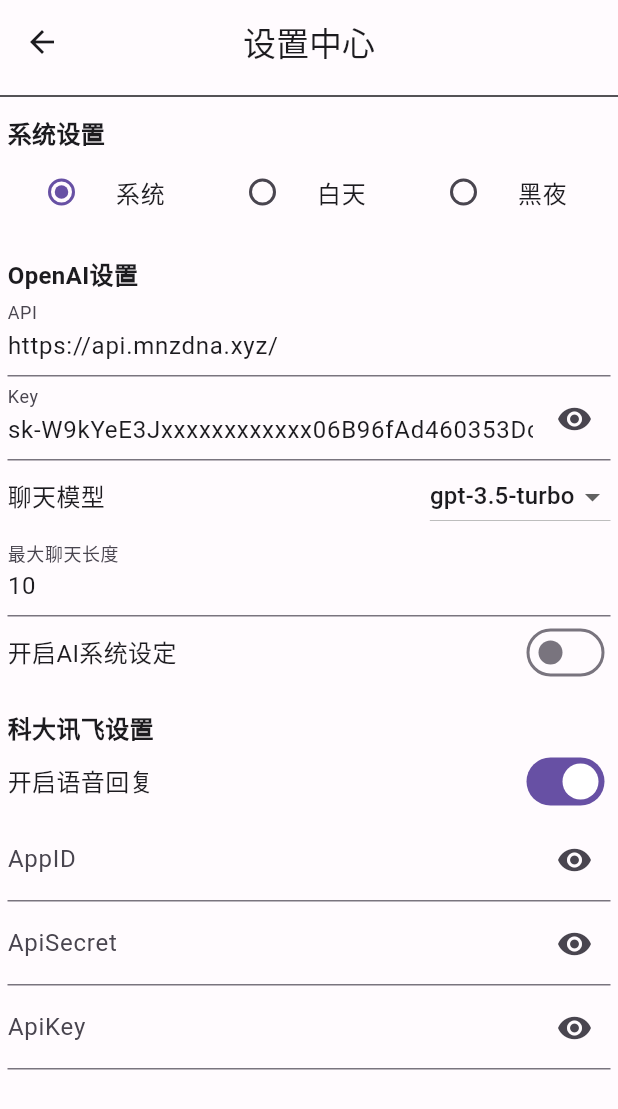
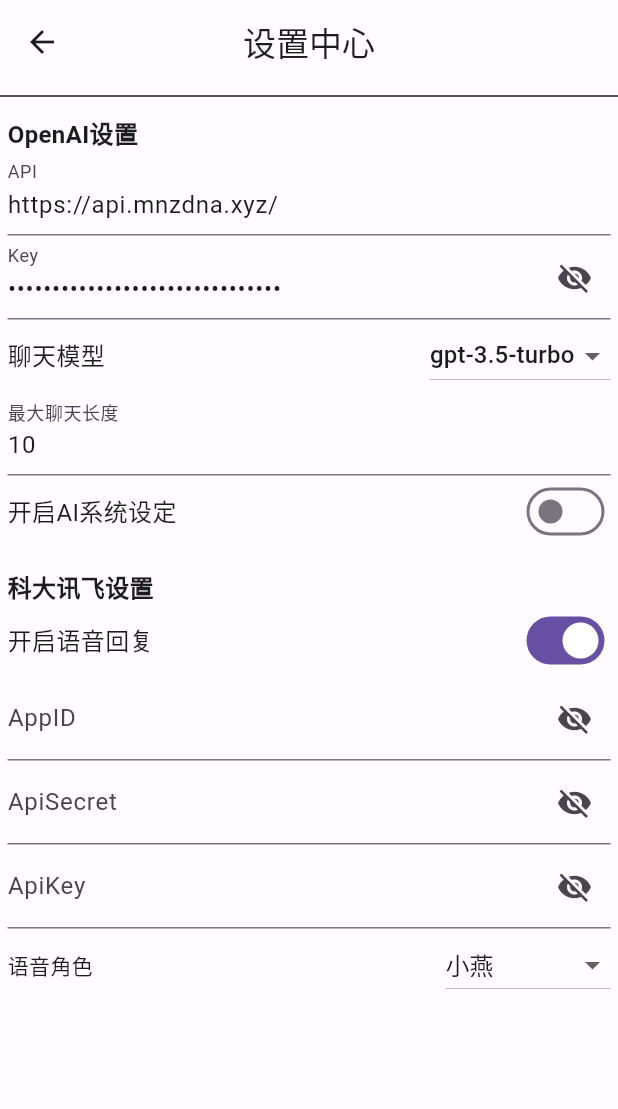
Before and after one commit to NingNing0111/sheep, a Flutter app: the screen it shows after launch, after a tap on the "settings" icon, on a phone screen of 412 x 824 dp. Shown: the top 1109 px of the screen. Run offline on Flutter 3.47's test engine with Material 3 defaults, Android fonts, the phone set to English and light mode, and no system bars; our stand-ins replace animated_text_kit, audioplayers, dio, flutter_slidable, get, hive and 3 more; missing offline and left inert: dart:ffi, dart_openai; accounts and stored records are empty; network calls fail; statements that could not run were skipped.

Commit message:
支持角色语音选择

```diff
--- a/lib/config/base.dart
+++ b/lib/config/base.dart
@@ -1,7 +1,47 @@
-
 class BaseConfig {
   static const APPLICATION_NAME = "Sheep";
   static const APPLICATION_TITLE = "Sheep";
   static const BASE_INIT_ROUTER = "/";
   static const DATABASE_NAME = "sheep";
+
+  // 语音角色
+  // static const BASE_VCN = ["xiaoyan","aisjiuxu","aisxping","aisjinger","aisbabyxu"];
+  static const BASE_VCN = [
+    {
+      "value": "xiaoyan",
+      "name": "小燕",
+    },
+    {
+      "value": "aisjiuxu",
+      "name": "许久",
+    },
+    {
+      "value": "aisxping",
+      "name": "小萍",
+    },
+    {
+      "value": "aisjinger",
+      "name": "小婧",
+    },
+    {
+      "value": "aisbabyxu",
+      "name": "许小宝",
+    },
+    {
+      "value": "x4_lingxiaolu_en",
+      "name": "聆小璐"
+    },
+    {
+      "value": "x4_lingfeizhe_zl",
+      "name": "聆飞哲"
+    },
+    {
+      "value": "x4_lingxiaoxuan_en",
+      "name": "聆小璇-温柔"
+    },
+    {
+      "value": "x4_lingfeichen_assist",
+      "name": "聆飞晨-助理"
+    },
+  ];
 }
--- a/lib/controller/setting.dart
+++ b/lib/controller/setting.dart
@@ -1,6 +1,7 @@
 
 import 'package:flutter/material.dart';
 import 'package:get/get.dart';
+import 'package:sheep/config/base.dart';
 
 
 // 介绍下自己
@@ -14,7 +15,7 @@
   // url地址
   final openAIBaseUrl = "https://api.mnzdna.xyz/".obs;
   // key
-  final openAIApiKey = "sk-W9kYeE3Jxxxxxxxxxxxx06B96fAd460353Dc7a".obs;
+  final openAIApiKey = "sk-W9kYeExxxxxxxxxxxxxx0353Dc7a".obs;
   // 对话模型
   final chatModel = "gpt-3.5-turbo".obs;
   // 最大聊天记录长度
@@ -31,6 +32,8 @@
   final xfAppID = "".obs;
   final xfApiSecret = "".obs;
   final xfApiKey = "".obs;
+  // 语音模型
+  final ttsVCN = "xiaoyan".obs;
 
   void setThemMode(ThemeMode model) async {
     themeMode.value = model;
@@ -89,5 +92,10 @@
     update();
   }
 
+  void setVcn(String vcn) async {
+    ttsVCN.value = vcn;
+    update();
+  }
+
 
 }
--- a/lib/controller/story.dart
+++ b/lib/controller/story.dart
@@ -25,6 +25,7 @@
   }
 
   Future<void> initStoryType() async {
+    isTypeDataRead(false);
     var storyTypes = await _storyService.getStoryType();
     currType.value = storyTypes[0];
     storyTypesList.assignAll(storyTypes);
@@ -33,9 +34,11 @@
   }
 
   Future<void> initStoryList() async {
+    isStoryDataRead(false);
+    storyList.clear();
     List<Story> resStoryList = await _storyService.getStoryList(
         currType.value.typeId, currPage.value);
-    storyList.assignAll(resStoryList);
+    storyList.addAll(resStoryList);
     isStoryDataRead(true);
     logger.f(resStoryList);
   }
--- a/lib/controller/todo.dart
+++ b/lib/controller/todo.dart
@@ -18,15 +18,13 @@
 
   void initData() {
     // 从数据库中加载数据
-    List history = _myBox.get(_DBKEY);
+    var history = _myBox.get(_DBKEY);
 
-    if (history.isEmpty) {
+    if (history == null || history!.isEmpty) {
       todoList = RxList([]);
     } else {
-      todoList = RxList([]);
-      for(Task item in history){
-        todoList.add(item);
-      }
+      // 如果数据库中有数据，则将其加载到todoList中
+      todoList = RxList<Task>(List<Task>.from(history));
     }
 
   }
--- a/lib/main.dart
+++ b/lib/main.dart
@@ -31,10 +31,13 @@
   // This widget is the root of your application.
   @override
   Widget build(BuildContext context) {
+
     Get.lazyPut(()=>ChatPageController());
     Get.lazyPut(()=>StoryPageController());
     Get.lazyPut(()=>SettingPageController());
     Get.lazyPut(() => TodoPageController());
+    final _settingController = Get.find<SettingPageController>();
+
 
     return GetMaterialApp(
 
--- a/lib/page/chat.dart
+++ b/lib/page/chat.dart
@@ -15,7 +15,6 @@
 
 import '../main.dart';
 
-
 class ChatPage extends GetResponsiveView<ChatPageController> {
   late final ChatPageController _chatPageController;
   late final SettingPageController _settingController;
@@ -29,13 +28,17 @@
   final ScrollController _scrollController = ScrollController();
   final TextEditingController _textEditingController = TextEditingController();
 
-  late final OpenAIService _openAIService =
-      OpenAIService(token: _settingController.openAIApiKey.value, url: _settingController.openAIBaseUrl.value);
-  late final XfService _xfService =
-      XfService(appId: _settingController.xfAppID.value, apiSecret: _settingController.xfApiSecret.value, apiKey: _settingController.xfApiKey.value);
+  late final OpenAIService _openAIService = OpenAIService(
+      token: _settingController.openAIApiKey.value,
+      url: _settingController.openAIBaseUrl.value);
+  late final XfService _xfService = XfService(
+      appId: _settingController.xfAppID.value,
+      apiSecret: _settingController.xfApiSecret.value,
+      apiKey: _settingController.xfApiKey.value);
 
   final AudioPlayer audioPlayer = AudioPlayer();
-  List<int> _currByte = []; // 介绍下四大名著
+  List<int> _currByte = [];
+  var isWait = false.obs;
 
   @override
   Widget? builder() {
@@ -70,42 +73,73 @@
           }
         }),
         bottomNavigationBar: Padding(
-          padding: const EdgeInsets.all(8),
+            padding: const EdgeInsets.all(10),
             child: TextField(
               controller: _textEditingController,
               decoration: InputDecoration(
-              border:
-                  OutlineInputBorder(borderRadius: BorderRadius.circular(10)),
+                prefixIcon: GestureDetector(
+                  child: const Icon(
+                    Icons.cleaning_services_outlined,
+                    color: Colors.green,
+                  ),
+                  onTap: () {
+                    if(_chatPageController.messages.isNotEmpty){
+                      Get.defaultDialog(
+                          title: "对话记录删除",
+                          middleText: "确定清空所有对话信息吗？",
+                          onCancel: () {
+                            Get.back();
+                          },
+                          onConfirm: () {
+                            _chatPageController.messages.clear();
+                            Get.back();
+                          },
+                          textCancel: "取消",
+                          textConfirm: "确定");
+                    }
+                  },
+                ),
+                border: OutlineInputBorder(
+                    borderRadius: BorderRadius.circular(10),
+                    borderSide: BorderSide.none),
                 hintText: "请输入内容以发起对话",
-              suffixIcon: GestureDetector(
+                suffixIcon: Obx(() => isWait.value
+                    ? const Padding(
+                        padding: EdgeInsets.all(8),
+                        child: CircularProgressIndicator(),
+                      )
+                    : GestureDetector(
                         onTap: sendMessage,
                         child: const Icon(
                           Icons.send,
                           size: 30,
-                  )),
+                        ))),
                 filled: true,
-              fillColor: Colors.blueGrey,
+                fillColor: Colors.pink[150],
               ),
-          ),
-        ));
+            )));
   }
 
   Future<void> sendMessage() async {
+    isWait.value = true;
     // key为空
-    if(_settingController.openAIApiKey.value.isEmpty){
+    if (_settingController.openAIApiKey.value.isEmpty) {
       Get.defaultDialog(
         title: "配置错误",
         middleText: "检测到您未设置Key，请前往设置",
-        onConfirm: ()=>Get.back(),
+        onConfirm: () => Get.back(),
       );
       return;
     }
     // 如果开启了语音回复
-    if(_settingController.disabledXfVoice.value && (_settingController.xfAppID.value.isEmpty || _settingController.xfApiSecret.value.isEmpty || _settingController.xfApiKey.value.isEmpty)){
+    if (_settingController.disabledXfVoice.value &&
+        (_settingController.xfAppID.value.isEmpty ||
+            _settingController.xfApiSecret.value.isEmpty ||
+            _settingController.xfApiKey.value.isEmpty)) {
       Get.defaultDialog(
         title: "配置错误",
         middleText: "检测到您开启了语音回复，但未配置相关信息",
-        onConfirm: ()=>Get.back(),
+        onConfirm: () => Get.back(),
       );
       return;
     }
@@ -129,13 +163,14 @@
     var chatResponse = await _openAIService.simpleChat(sendText);
     logger.f("AI回复内容:$chatResponse");
     _chatPageController.setAIResponse(chatResponse);
-    if(!_settingController.disabledXfVoice.value){
+    if (!_settingController.disabledXfVoice.value) {
       _chatPageController.addMessage(Message(
           _chatPageController.aiResponse.value,
           OpenAIChatMessageRole.assistant,
           _chatPageController.messages.length + 1,
           true));
-    }else{
+      isWait.value = false;
+    } else {
       await toTTS(chatResponse); //
     }
   }
@@ -143,7 +178,8 @@
   Future<void> toTTS(String text) async {
     await audioPlayer.stop();
     initTTS();
-    Map<String, dynamic> param = _xfService.createTTSRequestParam(text: text);
+    Map<String, dynamic> param = _xfService.createTTSRequestParam(
+        text: text, vcn: _settingController.ttsVCN.value);
     _xfService.ttsSendText(param);
   }
 
@@ -157,7 +193,7 @@
   void onEvent(event) {
     logger.f(event);
     int status = event['status'];
-    if(event['audio'] != null){
+    if (event['audio'] != null) {
       String base64 = event['audio'];
       Uint8List base64Byte = base64Decode(base64);
       _currByte = [..._currByte, ...base64Byte];
@@ -171,7 +207,7 @@
           OpenAIChatMessageRole.assistant,
           _chatPageController.messages.length + 1,
           true));
+      isWait.value = false;
     }
   }
-
 }
--- a/lib/page/setting.dart
+++ b/lib/page/setting.dart
@@ -1,9 +1,12 @@
 import 'package:flutter/cupertino.dart';
+import 'package:flutter/material.dart';
 import 'package:flutter/material.dart';
 import 'package:flutter/services.dart';
 import 'package:get/get.dart';
+import 'package:sheep/config/base.dart';
 import 'package:sheep/config/theme/theme.dart';
 import 'package:sheep/controller/setting.dart';
+import 'package:sheep/main.dart';
 
 class SettingPage extends GetResponsiveView<SettingPageController> {
   SettingPage({super.key});
@@ -25,55 +28,55 @@
         body: ListView(
           children: [
             const Divider(),
-            Container(
-              margin: const EdgeInsets.only(bottom: 5),
-              padding: const EdgeInsets.all(5),
-              child: Column(
-                crossAxisAlignment: CrossAxisAlignment.start,
-                mainAxisAlignment: MainAxisAlignment.start,
-                children: [
-                  const Text(
-                    "系统设置",
-                    style: TextStyle(fontSize: 16, fontWeight: FontWeight.bold),
-                  ),
-                  Obx(() => Row(
-                        mainAxisAlignment: MainAxisAlignment.spaceBetween,
-                        children: [
-                          Expanded(
-                              child: RadioListTile(
-                                  title: const Text("系统"),
-                                  value: ThemeMode.system,
-                                  groupValue:
-                                      _settingController.themeMode.value,
-                                  onChanged: (value) {
-                                    _settingController
-                                        .setThemMode(ThemeMode.system);
-                                  })),
-                          Expanded(
-                              child: RadioListTile(
-                                  title: const Text("白天"),
-                                  value: ThemeMode.light,
-                                  groupValue:
-                                      _settingController.themeMode.value,
-                                  onChanged: (value) {
-                                    _settingController
-                                        .setThemMode(ThemeMode.light);
-                                  })),
-                          Expanded(
-                              child: RadioListTile(
-                                  title: const Text("黑夜"),
-                                  value: ThemeMode.dark,
-                                  groupValue:
-                                      _settingController.themeMode.value,
-                                  onChanged: (value) {
-                                    _settingController
-                                        .setThemMode(ThemeMode.dark);
-                                  })),
-                        ],
-                      ))
-                ],
-              ),
-            ),
+            // Container(
+            //   margin: const EdgeInsets.only(bottom: 5),
+            //   padding: const EdgeInsets.all(5),
+            //   child: Column(
+            //     crossAxisAlignment: CrossAxisAlignment.start,
+            //     mainAxisAlignment: MainAxisAlignment.start,
+            //     children: [
+            //       const Text(
+            //         "系统设置",
+            //         style: TextStyle(fontSize: 16, fontWeight: FontWeight.bold),
+            //       ),
+            //       Obx(() => Row(
+            //             mainAxisAlignment: MainAxisAlignment.spaceBetween,
+            //             children: [
+            //               Expanded(
+            //                   child: RadioListTile(
+            //                       title: const Text("系统"),
+            //                       value: ThemeMode.system,
+            //                       groupValue:
+            //                           _settingController.themeMode.value,
+            //                       onChanged: (value) {
+            //                         _settingController
+            //                             .setThemMode(ThemeMode.system);
+            //                       })),
+            //               Expanded(
+            //                   child: RadioListTile(
+            //                       title: const Text("白天"),
+            //                       value: ThemeMode.light,
+            //                       groupValue:
+            //                           _settingController.themeMode.value,
+            //                       onChanged: (value) {
+            //                         _settingController
+            //                             .setThemMode(ThemeMode.light);
+            //                       })),
+            //               Expanded(
+            //                   child: RadioListTile(
+            //                       title: const Text("黑夜"),
+            //                       value: ThemeMode.dark,
+            //                       groupValue:
+            //                           _settingController.themeMode.value,
+            //                       onChanged: (value) {
+            //                         _settingController
+            //                             .setThemMode(ThemeMode.dark);
+            //                       })),
+            //             ],
+            //           ))
+            //     ],
+            //   ),
+            // ),
             Container(
               margin: const EdgeInsets.only(bottom: 5),
               padding: const EdgeInsets.all(5),
@@ -104,14 +107,14 @@
                                     _showOpenAIKey.value =
                                         !_showOpenAIKey.value;
                                   },
-                                  icon: Icon(!_showOpenAIKey.value
+                                  icon: Icon(_showOpenAIKey.value
                                       ? Icons.visibility
                                       : Icons.visibility_off),
                                 ),
                                 hintText: _settingController.openAIApiKey.value,
                                 label: const Text("Key")),
                             initialValue: _settingController.openAIApiKey.value,
-                            obscureText: _showOpenAIKey.value,
+                            obscureText: !_showOpenAIKey.value,
                             onChanged: (value) =>
                                 _settingController.setOpenAIApiKey(value),
                           ),
@@ -225,7 +228,7 @@
                                               _showXfAppID.value =
                                                   !_showXfAppID.value;
                                             },
-                                            icon: Icon(!_showXfAppID.value
+                                            icon: Icon(_showXfAppID.value
                                                 ? Icons.visibility
                                                 : Icons.visibility_off),
                                           ),
@@ -234,7 +237,7 @@
                                           label: const Text("AppID")),
                                       initialValue:
                                           _settingController.xfAppID.value,
-                                      obscureText: _showXfAppID.value,
+                                      obscureText: !_showXfAppID.value,
                                       onChanged: (value) =>
                                           _settingController.setXfAppID(value),
                                     ),
@@ -245,7 +248,7 @@
                                               _showXfSecret.value =
                                                   !_showXfSecret.value;
                                             },
-                                            icon: Icon(!_showXfSecret.value
+                                            icon: Icon(_showXfSecret.value
                                                 ? Icons.visibility
                                                 : Icons.visibility_off),
                                           ),
@@ -254,7 +257,7 @@
                                           label: const Text("ApiSecret")),
                                       initialValue:
                                           _settingController.xfApiSecret.value,
-                                      obscureText: _showXfSecret.value,
+                                      obscureText: !_showXfSecret.value,
                                       onChanged: (value) => _settingController
                                           .setXfApiSecret(value),
                                     ),
@@ -265,7 +268,7 @@
                                               _showXfKey.value =
                                                   !_showXfKey.value;
                                             },
-                                            icon: Icon(!_showXfKey.value
+                                            icon: Icon(_showXfKey.value
                                                 ? Icons.visibility
                                                 : Icons.visibility_off),
                                           ),
@@ -274,10 +277,26 @@
                                           label: const Text("ApiKey")),
                                       initialValue:
                                           _settingController.xfApiKey.value,
-                                      obscureText: _showXfKey.value,
+                                      obscureText: !_showXfKey.value,
                                       onChanged: (value) =>
                                           _settingController.setXfApiKey(value),
                                     ),
+                                    Row(
+                                      mainAxisAlignment:
+                                          MainAxisAlignment.spaceBetween,
+                                      children: [
+                                        const Text("语音角色"),
+                                        DropdownButton<String>(
+                                            value:
+                                                _settingController.ttsVCN.value,
+                                            items: builderVcnItem(),
+                                            onChanged: (Object? value) {
+                                              logger.f(value);
+                                              _settingController.ttsVCN.value =
+                                                  value.toString();
+                                            })
+                                      ],
+                                    )
                                   ],
                                 ))
                               : const SizedBox()
@@ -289,4 +308,17 @@
           ],
         ));
   }
+
+  List<DropdownMenuItem<String>> builderVcnItem() {
+    List<DropdownMenuItem<String>> menus = [];
+    for (var e in BaseConfig.BASE_VCN) {
+      menus.add(
+        DropdownMenuItem<String>(
+          value: e['value'],
+          child: Text(e['name'].toString()),
+        ),
+      );
+    }
+    return menus;
+  }
 }
--- a/lib/page/story.dart
+++ b/lib/page/story.dart
@@ -9,7 +9,6 @@
 import 'package:sheep/config/theme/theme.dart';
 import 'package:sheep/controller/story.dart';
 import 'package:sheep/main.dart';
-import 'package:sheep/service/assets_service.dart';
 
 import '../controller/setting.dart';
 import '../service/iflytek_service.dart';
@@ -204,7 +203,7 @@
     logger.f("文本:$text");
     await audioPlayer.stop();
     initTTS();
-    Map<String, dynamic> param = _xfService.createTTSRequestParam(text: text);
+    Map<String, dynamic> param = _xfService.createTTSRequestParam(text: text,vcn: _settingController.ttsVCN.value);
     _xfService.ttsSendText(param);
   }
 
--- a/lib/service/iflytek_service.dart
+++ b/lib/service/iflytek_service.dart
@@ -77,7 +77,7 @@
  // 介绍下自己
   Map<String, dynamic> createTTSRequestParam(
       {String aue = "lame",
-      String vcn = "x4_lingfeizhe_zl",
+      required String vcn,
       int speed = 50,
       int volume = 50,
       int pitch = 50,
--- a/lib/service/story_service.dart
+++ b/lib/service/story_service.dart
@@ -42,7 +42,9 @@
       "app_id": _appID,
       "app_secret": _appSecret
     });
+    logger.e(resp);
     if (resp.data['code'] == 1) {
+
       var data = resp.data['data'];
       final List<Map<String, dynamic>> dataList =
           List<Map<String, dynamic>>.from(data);
--- a/pubspec.yaml
+++ b/pubspec.yaml
@@ -16,7 +16,7 @@
 # https://developer.apple.com/library/archive/documentation/General/Reference/InfoPlistKeyReference/Articles/CoreFoundationKeys.html
 # In Windows, build-name is used as the major, minor, and patch parts
 # of the product and file versions while build-number is used as the build suffix.
-version: 1.0.0+1
+version: 1.0.1+1
 
 environment:
   sdk: '>=3.3.3 <4.0.0'
```
Lines whose indentation alone changed are shown as unchanged.
